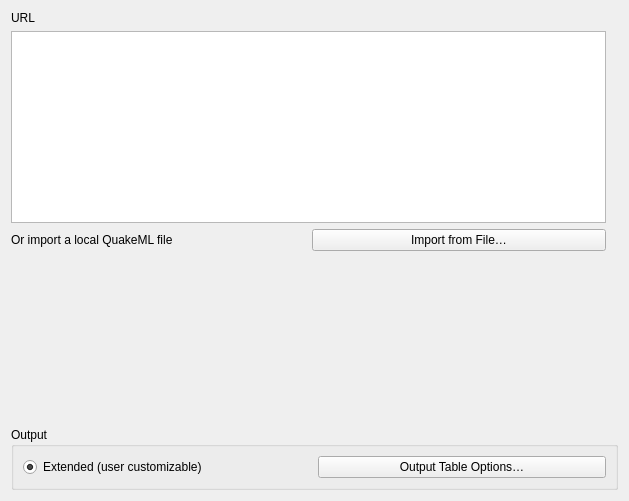
Qt form qquake/ui/fetch_by_url_widget.ui (INGV/qquake) before a commit.
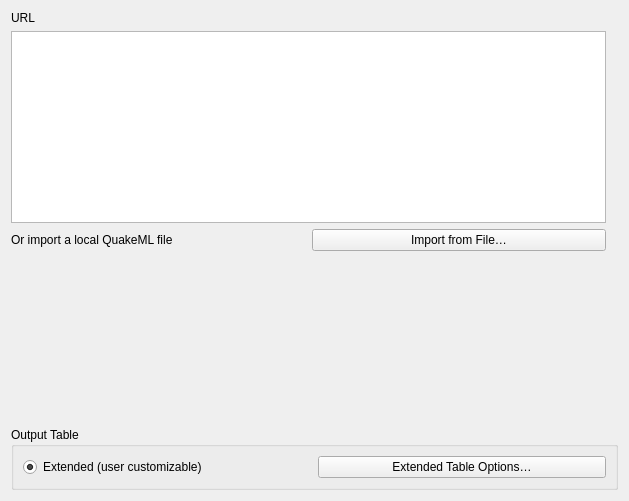
The same form after that commit. Custom widgets are drawn as their Qt base class.

The edit to the form file:
```diff
--- a/qquake/ui/fetch_by_url_widget.ui
+++ b/qquake/ui/fetch_by_url_widget.ui
@@ -83,13 +83,13 @@
    <item row="7" column="0" colspan="3">
     <widget class="QGroupBox" name="groupBox_4">
      <property name="title">
-      <string>Output</string>
+      <string>Output Table</string>
      </property>
      <layout class="QGridLayout" name="gridLayout_8">
       <item row="0" column="1">
        <widget class="QPushButton" name="output_table_options_button">
         <property name="text">
-         <string>Output Table Options…</string>
+         <string>Extended Table Options…</string>
         </property>
        </widget>
       </item>
```
